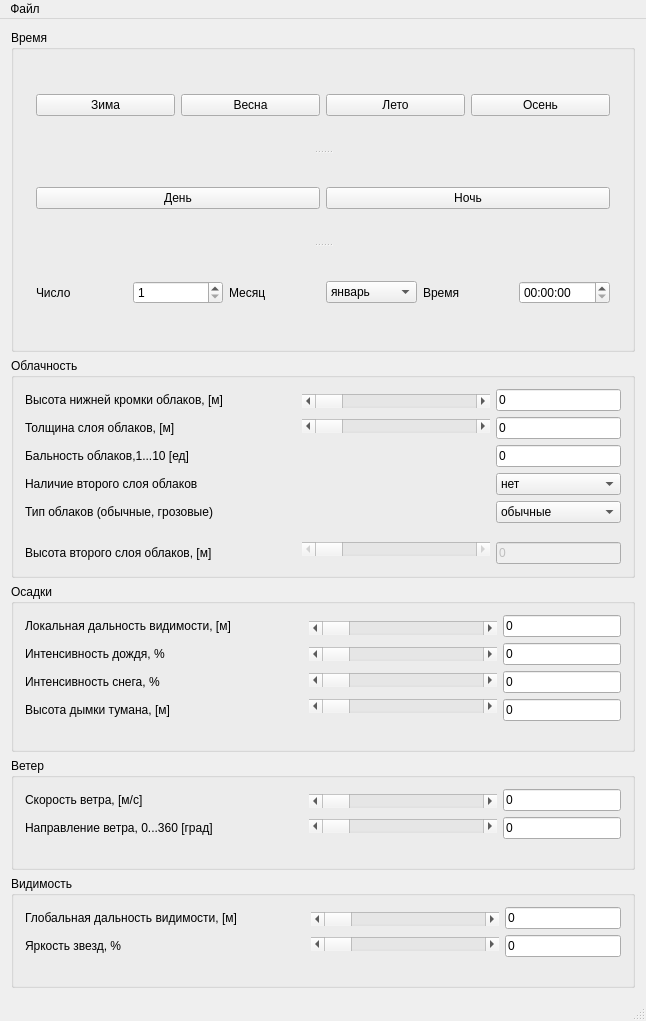
Above: untitled/mainwindow.ui from katherinr/desktop_wrapper before the change. Below: the same form after it.
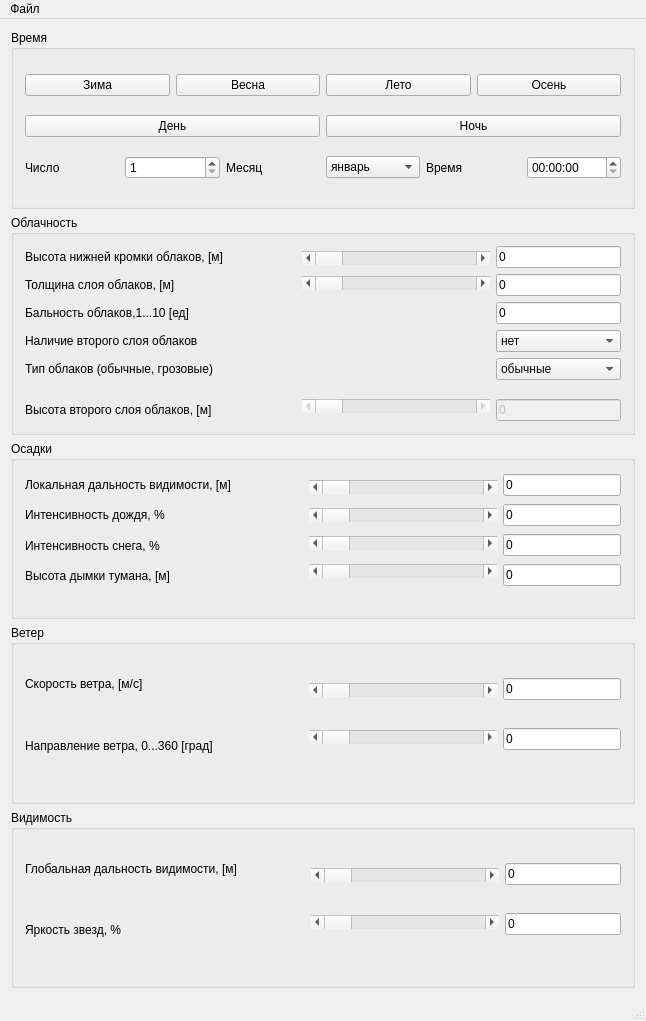
That is the form after the change.

```diff
--- a/untitled/mainwindow.ui
+++ b/untitled/mainwindow.ui
@@ -49,11 +49,6 @@
       </property>
       <layout class="QVBoxLayout" name="verticalLayout_5">
        <item>
-        <widget class="QSplitter" name="splitter_7">
-         <property name="orientation">
-          <enum>Qt::Vertical</enum>
-         </property>
-         <widget class="QWidget" name="layoutWidget">
           <layout class="QHBoxLayout" name="horizontalLayout_5">
            <item>
             <widget class="QPushButton" name="mWinterPushB">
@@ -99,8 +94,8 @@
             </widget>
            </item>
           </layout>
-         </widget>
-         <widget class="QWidget" name="layoutWidget">
+       </item>
+       <item>
           <layout class="QHBoxLayout" name="horizontalLayout_7">
            <item>
             <widget class="QPushButton" name="mDayPushB">
@@ -132,8 +127,8 @@
             </widget>
            </item>
           </layout>
-         </widget>
-         <widget class="QWidget" name="layoutWidget">
+       </item>
+       <item>
           <layout class="QHBoxLayout" name="horizontalLayout">
            <item>
             <widget class="QLabel" name="label_11">
@@ -143,12 +138,9 @@
             </widget>
            </item>
            <item>
-            <widget class="QSpinBox" name="day_spnb">
-             <property name="minimumSize">
-              <size>
-               <width>0</width>
-               <height>0</height>
-              </size>
+          <widget class="QSpinBox" name="day_spnB">
+           <property name="cursor">
+            <cursorShape>UpArrowCursor</cursorShape>
              </property>
              <property name="minimum">
               <number>1</number>
@@ -156,12 +148,6 @@
              <property name="maximum">
               <number>31</number>
              </property>
-             <property name="singleStep">
-              <number>1</number>
-             </property>
-             <property name="displayIntegerBase">
-              <number>31</number>
-             </property>
             </widget>
            </item>
            <item>
@@ -263,7 +249,7 @@
               <enum>QDateTimeEdit::HourSection</enum>
              </property>
              <property name="calendarPopup">
-              <bool>false</bool>
+            <bool>true</bool>
              </property>
              <property name="currentSectionIndex">
               <number>0</number>
@@ -271,8 +257,6 @@
             </widget>
            </item>
           </layout>
-         </widget>
-        </widget>
        </item>
       </layout>
      </widget>
```
Lines whose indentation alone changed are shown as unchanged.
